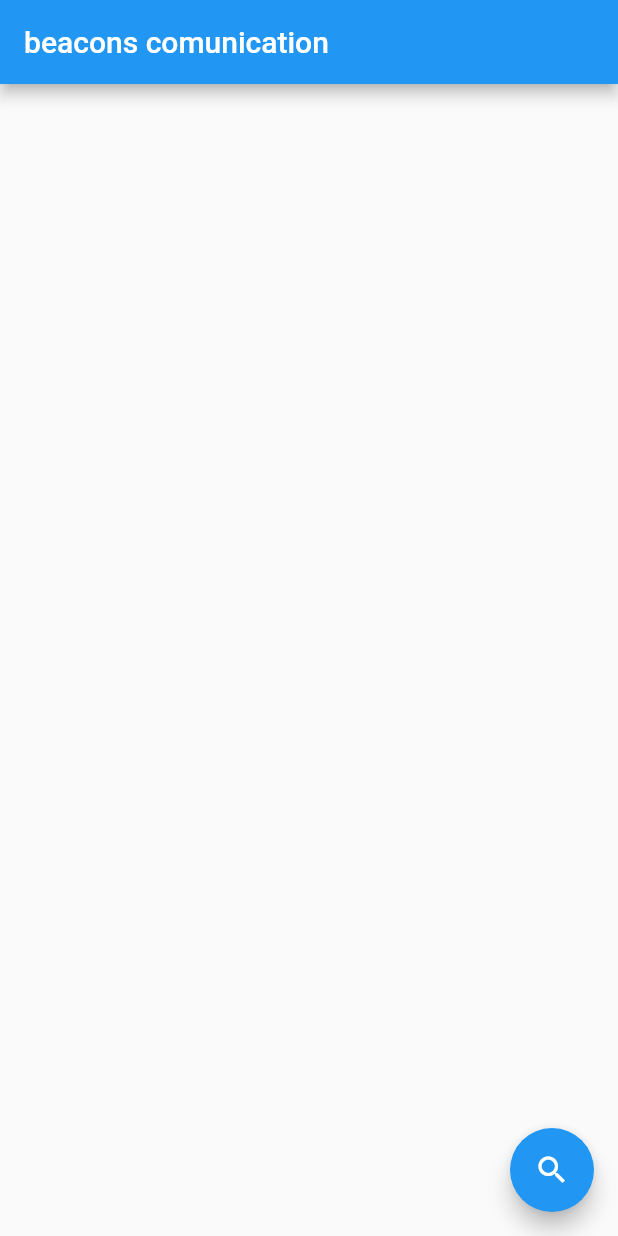
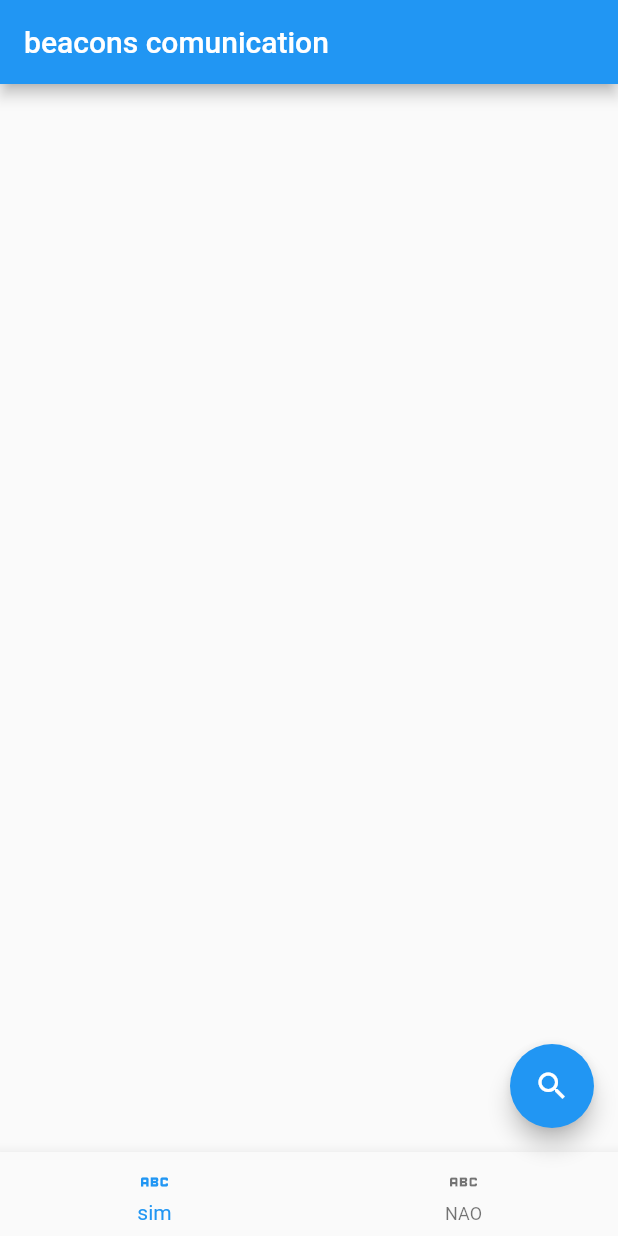
Before and after one commit to Douglasbm040/comunica_beacons, a Flutter app: the screen it shows after launch, on a phone screen of 412 x 824 dp. Run offline on Flutter 3.47's test engine with Material 2 defaults, Android fonts, the phone set to English and light mode, and no system bars; missing offline and left inert: flutter_reactive_ble.

Commit message:
estruturação de pastas
estruturação de pastas guiada por modulos

```diff
--- a/lib/src/app.dart
+++ b/lib/src/app.dart
@@ -1,5 +1,5 @@
-import 'package:comunica_beacons/src/screens/comunication_page.dart';
-import 'package:comunica_beacons/src/screens/home_page.dart';
+import 'package:comunica_beacons/src/modules/chat/page/comunication_page.dart';
+import 'package:comunica_beacons/src/modules/home/page/home_page.dart';
 import 'package:flutter/material.dart';
 
 class App extends StatelessWidget {
--- a/lib/src/screens/comunication_page.dart
+++ b/lib/src/modules/chat/page/comunication_page.dart
@@ -1,7 +1,7 @@
 import 'package:flutter/material.dart';
 import 'package:provider/provider.dart';
-import 'package:comunica_beacons/src/controllers/controller_interationble.dart';
-import '../widget/comunication_ui.dart';
+import 'package:comunica_beacons/src/modules/bluetoothble/controllers/controller_interationble.dart';
+import '../components/comunication_ui.dart';
 
 class ComunicationPage extends StatelessWidget {
   const ComunicationPage({super.key});
--- a/lib/src/widget/homepage_ui.dart
+++ b/lib/src/modules/home/components/homepage_ui.dart
@@ -1,10 +1,10 @@
 import 'package:comunica_beacons/src/controllers/controller_blescan.txt';
-import 'package:comunica_beacons/src/controllers/controller_conectble.dart';
-import 'package:comunica_beacons/src/controllers/controller_scannerble.dart';
+import 'package:comunica_beacons/src/modules/bluetoothble/controllers/controller_conectble.dart';
+import 'package:comunica_beacons/src/modules/bluetoothble/controllers/controller_scannerble.dart';
 import 'package:flutter/material.dart';
 import 'package:flutter_reactive_ble/flutter_reactive_ble.dart';
 import 'package:provider/provider.dart';
-import '../model/ble_device.dart';
+import '../../../shared/models/ble_device.dart';
 
 class HomePageUi extends StatelessWidget {
   const HomePageUi({
@@ -19,6 +19,16 @@ class HomePageUi extends StatelessWidget {
   @override
   Widget build(BuildContext context) {
     return Scaffold(
+        bottomNavigationBar: BottomNavigationBar(items: const [
+          BottomNavigationBarItem(
+              label: "sim",
+              icon: Icon(Icons.abc),
+              backgroundColor: Colors.orange),
+          BottomNavigationBarItem(
+              label: "NAO",
+              icon: Icon(Icons.abc_outlined),
+              backgroundColor: Colors.red)
+        ]),
         floatingActionButton: FloatingActionButton(
             onPressed: () {
               Provider.of<ControllerScannerBle>(context, listen: false)
@@ -37,6 +47,7 @@ class HomePageUi extends StatelessWidget {
                   trailing: ElevatedButton(
                     onPressed: () {
                       plug.connect(device.id);
+
                       Navigator.of(context).pushNamed("/comunication",
                           arguments: BleDevice(
                               name: device.name,
--- a/lib/src/screens/home_page.dart
+++ b/lib/src/modules/home/page/home_page.dart
@@ -1,8 +1,8 @@
-import 'package:comunica_beacons/src/controllers/controller_conectble.dart';
+import 'package:comunica_beacons/src/modules/bluetoothble/controllers/controller_conectble.dart';
 import 'package:flutter/material.dart';
 import 'package:provider/provider.dart';
-import 'package:comunica_beacons/src/controllers/controller_scannerble.dart';
-import '../widget/homepage_ui.dart';
+import 'package:comunica_beacons/src/modules/bluetoothble/controllers/controller_scannerble.dart';
+import '../components/homepage_ui.dart';
 
 class Homepage extends StatelessWidget {
   const Homepage({super.key});
```
Also changed, not shown: lib/main.dart (+4 -3 lines), lib/src/modules/bluetoothble/controllers/controller_interationble.dart (renamed from lib/src/controllers/controller_interationble.dart, +25 -3 lines), lib/src/modules/chat/components/comunication_ui.dart (renamed from lib/src/widget/comunication_ui.dart, +14 -2 lines), lib/src/modules/bluetoothble/controllers/controller_blescan.txt (renamed from lib/src/controllers/controller_blescan.txt), lib/src/modules/bluetoothble/controllers/controller_conectble.dart (renamed from lib/src/controllers/controller_conectble.dart), lib/src/modules/bluetoothble/controllers/controller_scannerble.dart (renamed from lib/src/controllers/controller_scannerble.dart), lib/src/modules/bluetoothble/controllers/controller_stateble.dart (renamed from lib/src/controllers/controller_stateble.dart), lib/src/shared/models/ble_device.dart (renamed from lib/src/model/ble_device.dart), 3 other files.
